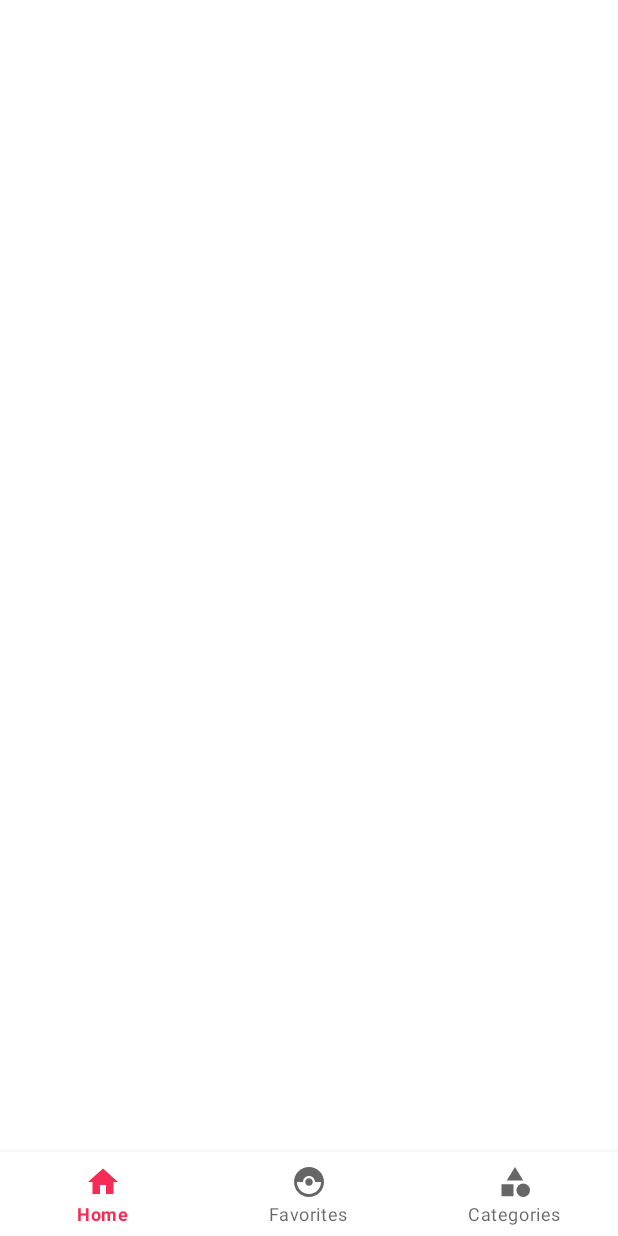
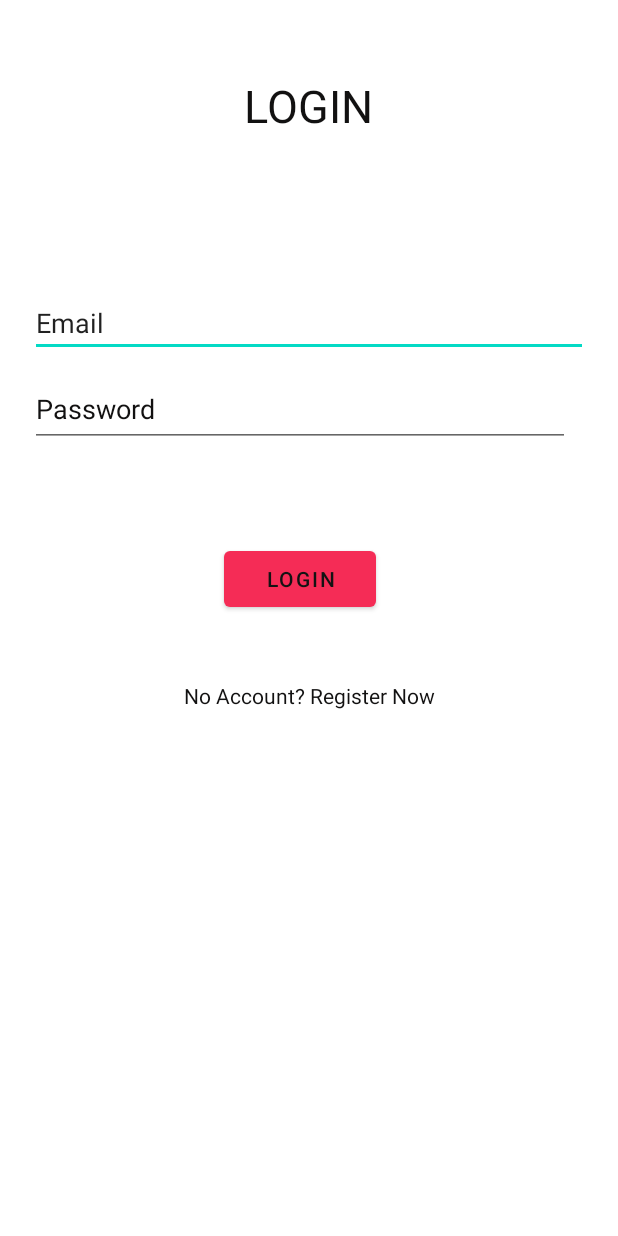
Before and after one commit to ilaycohen2712/Chef-sChoice, an Android app: the screen it shows after launch (MainActivity before the commit, LoginActivity after it), on a phone screen of 412 x 824 dp. Before the commit the screen is almost empty. Run offline under Robolectric (Android 15) with nearby library versions, the phone set to English and light mode, and no system bars; our stand-ins replace Firebase (no records; nobody signed in at launch, a user with empty details on screens opened directly).

Commit message:
do the auth and register

```diff
--- a/app/build.gradle.kts
+++ b/app/build.gradle.kts
@@ -1,6 +1,7 @@
 plugins {
     alias(libs.plugins.androidApplication)
     alias(libs.plugins.jetbrainsKotlinAndroid)
+    id("com.google.gms.google-services")
 }
 
 android {
@@ -51,4 +52,9 @@ dependencies {
     implementation ("com.intuit.ssp:ssp-android:1.0.6")
 
     implementation ("pl.droidsonroids.gif:android-gif-drawable:1.2.17")
+    // Import the BoM for the Firebase platform
+    implementation(platform("com.google.firebase:firebase-bom:32.8.0"))
+
+
+    implementation("com.google.firebase:firebase-auth")
 }
--- /dev/null
+++ b/app/src/main/java/com/example/foodtruck/LoginActivity.kt
@@ -0,0 +1,88 @@
+package com.example.foodtruck
+
+import android.content.Intent
+import android.os.Bundle
+import android.widget.Button
+import android.widget.EditText
+import android.widget.TextView
+import android.widget.Toast
+import androidx.activity.enableEdgeToEdge
+import androidx.appcompat.app.AppCompatActivity
+import androidx.core.view.ViewCompat
+import androidx.core.view.WindowInsetsCompat
+import com.google.firebase.auth.FirebaseAuth
+import com.google.firebase.auth.ktx.auth
+import com.google.firebase.ktx.Firebase
+
+class LoginActivity : AppCompatActivity() {
+    private lateinit var auth: FirebaseAuth
+    override fun onCreate(savedInstanceState: Bundle?) {
+        super.onCreate(savedInstanceState)
+        enableEdgeToEdge()
+        setContentView(R.layout.activity_login)
+        ViewCompat.setOnApplyWindowInsetsListener(findViewById(R.id.main)) { v, insets ->
+            val systemBars = insets.getInsets(WindowInsetsCompat.Type.systemBars())
+            v.setPadding(systemBars.left, systemBars.top, systemBars.right, systemBars.bottom)
+            insets
+        }
+        auth=Firebase.auth
+        val registertext: TextView= findViewById(R.id.textView_register_now)
+        registertext.setOnClickListener {
+            val intent=Intent(this, RegisterActivity::class.java)
+            startActivity(intent)
+        }
+        val loginButton:Button= findViewById(R.id.button_login)
+        loginButton.setOnClickListener {
+            performLogin()
+        }
+
+
+        //login from exsisting user
+        //adding a login button
+    }
+    private fun performLogin(){
+        val email : EditText =findViewById(R.id.editText_email_login)
+        val password: EditText =findViewById(R.id.editTextTextPassword_login)
+        //null check on input
+        if(email.text.isEmpty()||password.text.isEmpty())
+        {
+            Toast.makeText(this,"Please fill all the fields",Toast.LENGTH_SHORT).show()
+            return
+        }
+        val emailInput=email.text.toString()
+        val passwordInput=password.text.toString()
+
+        auth.signInWithEmailAndPassword(emailInput, passwordInput)
+            .addOnCompleteListener(this) { task ->
+                if (task.isSuccessful) {
+                    // Sign in success, navigte to the MainActivity
+                    val intent=Intent(this ,MainActivity::class.java)
+                    startActivity(intent)
+
+                    Toast.makeText(
+                        baseContext,
+                        "Success",
+                        Toast.LENGTH_SHORT,
+                    ).show()
+
+                } else {
+                    // If sign in fails, display a message to the user.
+
+                    Toast.makeText(
+                        baseContext,
+                        "Authentication failed.",
+                        Toast.LENGTH_SHORT,
+                    ).show()
+
+                }
+            }
+            .addOnFailureListener {
+                Toast.makeText(
+                    baseContext,
+                    "Authentication failed. ${it.localizedMessage}",
+                    Toast.LENGTH_SHORT,
+                ).show()
+
+            }
+    }
+}
--- /dev/null
+++ b/app/src/main/res/layout/activity_login.xml
@@ -0,0 +1,76 @@
+<?xml version="1.0" encoding="utf-8"?>
+<androidx.constraintlayout.widget.ConstraintLayout xmlns:android="http://schemas.android.com/apk/res/android"
+    xmlns:app="http://schemas.android.com/apk/res-auto"
+    xmlns:tools="http://schemas.android.com/tools"
+    android:id="@+id/main"
+    android:layout_width="match_parent"
+    android:layout_height="match_parent"
+    tools:context=".LoginActivity">
+
+    <TextView
+        android:id="@+id/textView"
+        android:layout_width="wrap_content"
+        android:layout_height="wrap_content"
+        android:layout_marginTop="50dp"
+        android:text="LOGIN"
+        android:textColor="#121111"
+        android:textSize="30sp"
+        app:layout_constraintBottom_toBottomOf="parent"
+        app:layout_constraintEnd_toEndOf="parent"
+        app:layout_constraintHorizontal_bias="0.498"
+        app:layout_constraintStart_toStartOf="parent"
+        app:layout_constraintTop_toTopOf="parent"
+        app:layout_constraintVertical_bias="0.0" />
+
+
+
+    <EditText
+        android:id="@+id/editText_email_login"
+        android:layout_width="0dp"
+        android:layout_height="wrap_content"
+        android:layout_marginStart="20dp"
+        android:layout_marginEnd="20dp"
+        android:ems="10"
+        android:inputType="text"
+        android:text="Email"
+        app:layout_constraintBottom_toBottomOf="parent"
+        app:layout_constraintEnd_toEndOf="parent"
+        app:layout_constraintHorizontal_bias="0.0"
+        app:layout_constraintStart_toStartOf="parent"
+        app:layout_constraintTop_toBottomOf="@+id/textView"
+        app:layout_constraintVertical_bias="0.148" />
+
+    <EditText
+        android:id="@+id/editTextTextPassword_login"
+        android:layout_width="360dp"
+        android:layout_height="50dp"
+        android:layout_marginTop="10dp"
+        android:ems="10"
+        android:hint="Password"
+        android:inputType="textPassword"
+        android:textColorHint="#121111"
+        app:layout_constraintStart_toStartOf="@+id/editText_email_login"
+        app:layout_constraintTop_toBottomOf="@+id/editText_email_login" />
+
+    <TextView
+        android:id="@+id/textView_register_now"
+        android:layout_width="wrap_content"
+        android:layout_height="wrap_content"
+        android:layout_marginTop="156dp"
+        android:text="No Account? Register Now"
+        android:textColor="#121111"
+        app:layout_constraintEnd_toEndOf="parent"
+        app:layout_constraintStart_toStartOf="parent"
+        app:layout_constraintTop_toBottomOf="@+id/editTextTextPassword_login" />
+
+    <Button
+        android:id="@+id/button_login"
+        android:layout_width="101dp"
+        android:layout_height="49dp"
+        android:text="Login"
+        android:textColor="#131313"
+        app:layout_constraintBottom_toBottomOf="@+id/textView_register_now"
+        app:layout_constraintEnd_toEndOf="@+id/editTextTextPassword_login"
+        app:layout_constraintStart_toStartOf="@+id/editTextTextPassword_login"
+        app:layout_constraintTop_toBottomOf="@+id/editTextTextPassword_login" />
+</androidx.constraintlayout.widget.ConstraintLayout>
--- a/build.gradle.kts
+++ b/build.gradle.kts
@@ -1,3 +1,8 @@
+buildscript {
+    dependencies {
+        classpath(libs.google.services)
+    }
+}
 // Top-level build file where you can add configuration options common to all sub-projects/modules.
 plugins {
     alias(libs.plugins.androidApplication) apply false
--- a/gradle/libs.versions.toml
+++ b/gradle/libs.versions.toml
@@ -1,5 +1,5 @@
 [versions]
-agp = "8.3.0"
+agp = "8.3.1"
 kotlin = "1.9.0"
 coreKtx = "1.10.1"
 junit = "4.13.2"
@@ -9,6 +9,8 @@ appcompat = "1.6.1"
 material = "1.10.0"
 activity = "1.8.0"
 constraintlayout = "2.1.4"
+googleServices = "4.4.1"
+firebaseAuth = "22.3.1"
 
 [libraries]
 androidx-core-ktx = { group = "androidx.core", name = "core-ktx", version.ref = "coreKtx" }
@@ -19,6 +21,8 @@ androidx-appcompat = { group = "androidx.appcompat", name = "appcompat", version
 material = { group = "com.google.android.material", name = "material", version.ref = "material" }
 androidx-activity = { group = "androidx.activity", name = "activity", version.ref = "activity" }
 androidx-constraintlayout = { group = "androidx.constraintlayout", name = "constraintlayout", version.ref = "constraintlayout" }
+google-services = { group = "com.google.gms", name = "google-services", version.ref = "googleServices" }
+firebase-auth = { group = "com.google.firebase", name = "firebase-auth", version.ref = "firebaseAuth" }
 
 [plugins]
 androidApplication = { id = "com.android.application", version.ref = "agp" }
```
Also changed, not shown: app/src/main/AndroidManifest.xml (+12 -3 lines), app/src/main/java/com/example/foodtruck/RegisterActivity.kt (added, +81 -0 lines), app/src/main/res/layout/activity_main.xml (+10 -0 lines), app/src/main/res/layout/activity_register.xml (added, +82 -0 lines), 1 other file.
